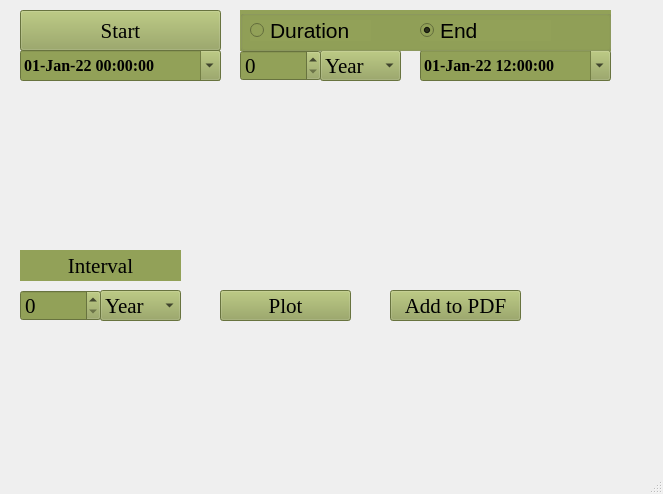
Before: the Qt Designer form calc1.ui in alam51/NDT_V1.1_a, drawn with Qt 5.
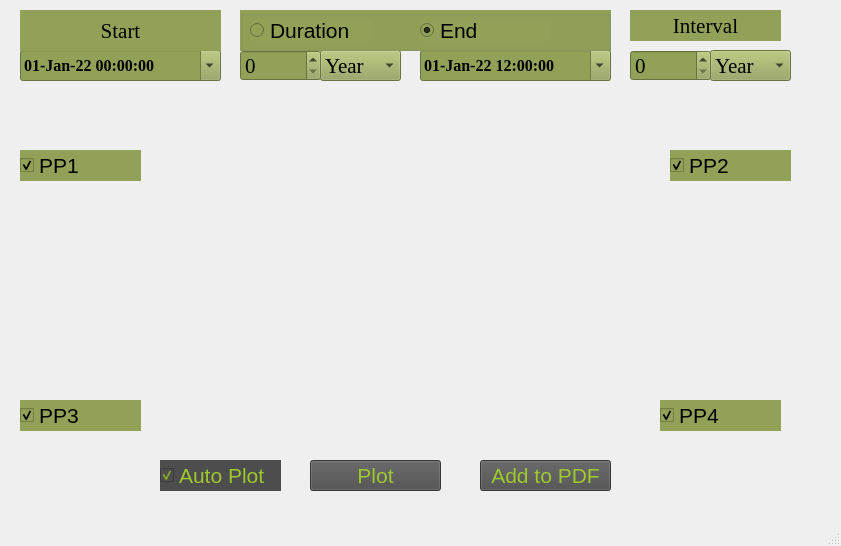
After: the same form once the commit is applied.

```diff
--- a/calc1.ui
+++ b/calc1.ui
@@ -6,13 +6,14 @@
    <rect>
     <x>0</x>
     <y>0</y>
-    <width>663</width>
-    <height>494</height>
+    <width>841</width>
+    <height>546</height>
    </rect>
   </property>
   <property name="font">
    <font>
     <family>Times New Roman</family>
+    <pointsize>12</pointsize>
    </font>
   </property>
   <property name="windowTitle">
@@ -83,6 +84,7 @@
     </property>
     <property name="font">
      <font>
+      <family>Times New Roman</family>
       <pointsize>12</pointsize>
       <weight>75</weight>
       <bold>true</bold>
@@ -194,14 +196,15 @@
    <widget class="QComboBox" name="comboBox_2">
     <property name="geometry">
      <rect>
-      <x>100</x>
-      <y>290</y>
+      <x>710</x>
+      <y>50</y>
       <width>81</width>
       <height>31</height>
      </rect>
     </property>
     <property name="font">
      <font>
+      <family>Times New Roman</family>
       <pointsize>16</pointsize>
      </font>
     </property>
@@ -248,14 +251,15 @@
    <widget class="QSpinBox" name="spinBox_2">
     <property name="geometry">
      <rect>
-      <x>20</x>
-      <y>290</y>
+      <x>630</x>
+      <y>50</y>
       <width>81</width>
       <height>31</height>
      </rect>
     </property>
     <property name="font">
      <font>
+      <family>Times New Roman</family>
       <pointsize>16</pointsize>
      </font>
     </property>
@@ -270,14 +274,15 @@
    <widget class="QLabel" name="label">
     <property name="geometry">
      <rect>
-      <x>20</x>
-      <y>250</y>
-      <width>161</width>
+      <x>630</x>
+      <y>10</y>
+      <width>151</width>
       <height>31</height>
      </rect>
     </property>
     <property name="font">
      <font>
+      <family>Times New Roman</family>
       <pointsize>16</pointsize>
      </font>
     </property>
@@ -295,19 +300,21 @@
    <widget class="QPushButton" name="pushButton">
     <property name="geometry">
      <rect>
-      <x>220</x>
-      <y>290</y>
+      <x>310</x>
+      <y>460</y>
       <width>131</width>
       <height>31</height>
      </rect>
     </property>
     <property name="font">
      <font>
+      <family>MS Shell Dlg 2</family>
       <pointsize>16</pointsize>
      </font>
     </property>
     <property name="styleSheet">
-     <string notr="true">background-color: rgb(146, 161, 88);
+     <string notr="true">background-color: rgb(77, 77, 77);
+color: rgb(159, 200, 45);
 </string>
     </property>
     <property name="text">
@@ -317,19 +324,21 @@
    <widget class="QPushButton" name="pushButton_2">
     <property name="geometry">
      <rect>
-      <x>390</x>
-      <y>290</y>
+      <x>480</x>
+      <y>460</y>
       <width>131</width>
       <height>31</height>
      </rect>
     </property>
     <property name="font">
      <font>
+      <family>MS Shell Dlg 2</family>
       <pointsize>16</pointsize>
      </font>
     </property>
     <property name="styleSheet">
-     <string notr="true">background-color: rgb(146, 161, 88);
+     <string notr="true">background-color: rgb(77, 77, 77);
+color: rgb(159, 200, 45);
 </string>
     </property>
     <property name="text">
@@ -406,7 +415,138 @@
      </property>
     </widget>
    </widget>
-   <widget class="QPushButton" name="pushButton_3">
+   <widget class="QCheckBox" name="checkBox">
+    <property name="geometry">
+     <rect>
+      <x>160</x>
+      <y>460</y>
+      <width>121</width>
+      <height>31</height>
+     </rect>
+    </property>
+    <property name="font">
+     <font>
+      <family>MS Shell Dlg 2</family>
+      <pointsize>16</pointsize>
+     </font>
+    </property>
+    <property name="styleSheet">
+     <string notr="true">background-color: rgb(77, 77, 77);
+color: rgb(159, 200, 45);
+</string>
+    </property>
+    <property name="text">
+     <string>Auto Plot</string>
+    </property>
+    <property name="checked">
+     <bool>true</bool>
+    </property>
+   </widget>
+   <widget class="QCheckBox" name="checkBox_PP1">
+    <property name="geometry">
+     <rect>
+      <x>20</x>
+      <y>150</y>
+      <width>121</width>
+      <height>31</height>
+     </rect>
+    </property>
+    <property name="font">
+     <font>
+      <family>MS Shell Dlg 2</family>
+      <pointsize>16</pointsize>
+     </font>
+    </property>
+    <property name="styleSheet">
+     <string notr="true">background-color: rgb(146, 161, 88);
+color: rgb(0, 0, 0);</string>
+    </property>
+    <property name="text">
+     <string>PP1</string>
+    </property>
+    <property name="checked">
+     <bool>true</bool>
+    </property>
+   </widget>
+   <widget class="QCheckBox" name="checkBox_PP2">
+    <property name="geometry">
+     <rect>
+      <x>670</x>
+      <y>150</y>
+      <width>121</width>
+      <height>31</height>
+     </rect>
+    </property>
+    <property name="font">
+     <font>
+      <family>MS Shell Dlg 2</family>
+      <pointsize>16</pointsize>
+     </font>
+    </property>
+    <property name="styleSheet">
+     <string notr="true">background-color: rgb(146, 161, 88);
+color: rgb(0, 0, 0);</string>
+    </property>
+    <property name="text">
+     <string>PP2</string>
+    </property>
+    <property name="checked">
+     <bool>true</bool>
+    </property>
+   </widget>
+   <widget class="QCheckBox" name="checkBox_PP3">
+    <property name="geometry">
+     <rect>
+      <x>20</x>
+      <y>400</y>
+      <width>121</width>
+      <height>31</height>
+     </rect>
+    </property>
+    <property name="font">
+     <font>
+      <family>MS Shell Dlg 2</family>
+      <pointsize>16</pointsize>
+     </font>
+    </property>
+    <property name="styleSheet">
+     <string notr="true">background-color: rgb(146, 161, 88);
+color: rgb(0, 0, 0);</string>
+    </property>
+    <property name="text">
+     <string>PP3</string>
+    </property>
+    <property name="checked">
+     <bool>true</bool>
+    </property>
+   </widget>
+   <widget class="QCheckBox" name="checkBox_PP4">
+    <property name="geometry">
+     <rect>
+      <x>660</x>
+      <y>400</y>
+      <width>121</width>
+      <height>31</height>
+     </rect>
+    </property>
+    <property name="font">
+     <font>
+      <family>MS Shell Dlg 2</family>
+      <pointsize>16</pointsize>
+     </font>
+    </property>
+    <property name="styleSheet">
+     <string notr="true">background-color: rgb(146, 161, 88);
+color: rgb(0, 0, 0);</string>
+    </property>
+    <property name="text">
+     <string>PP4</string>
+    </property>
+    <property name="checked">
+     <bool>true</bool>
+    </property>
+   </widget>
+   <widget class="QLabel" name="label_start">
     <property name="geometry">
      <rect>
       <x>20</x>
@@ -417,6 +557,7 @@
     </property>
     <property name="font">
      <font>
+      <family>Times New Roman</family>
       <pointsize>16</pointsize>
      </font>
     </property>
@@ -427,6 +568,9 @@
     <property name="text">
      <string>Start</string>
     </property>
+    <property name="alignment">
+     <set>Qt::AlignCenter</set>
+    </property>
    </widget>
   </widget>
   <widget class="QMenuBar" name="menubar">
```
Left out of the diff: 34 changed lines with no effect on the pictures.
